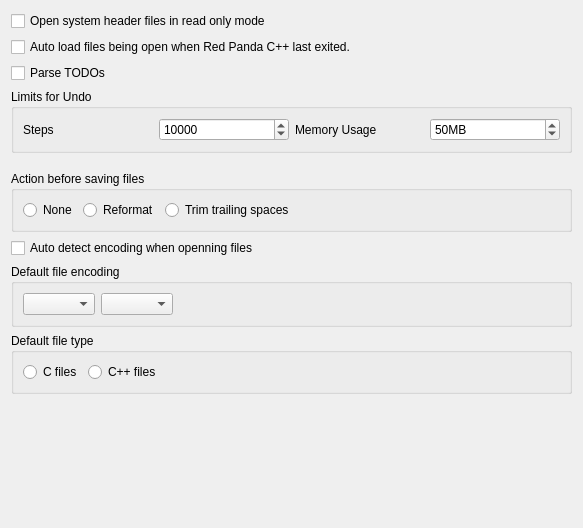
Above: RedPandaIDE/settingsdialog/editormiscwidget.ui from royqh1979/RedPanda-CPP before the change. Below: the same form after it.
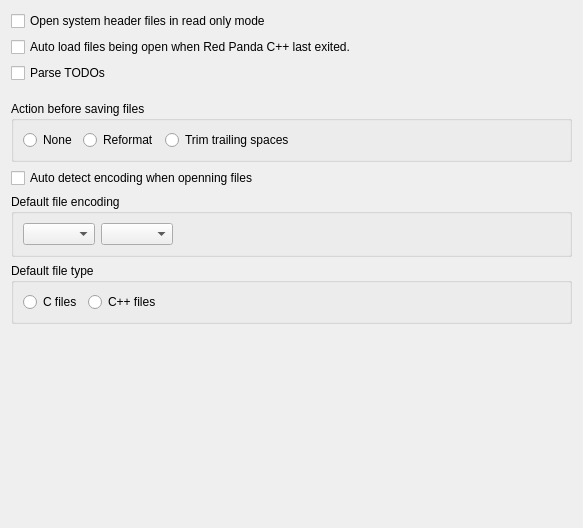
That is the form after the change.

Commit message: - change: Remove "limit for copy" and "limit for undo" options.

What changed in the file:
```diff
--- a/RedPandaIDE/settingsdialog/editormiscwidget.ui
+++ b/RedPandaIDE/settingsdialog/editormiscwidget.ui
@@ -35,58 +35,6 @@
      </property>
     </widget>
    </item>
-   <item>
-    <widget class="QGroupBox" name="groupBox_4">
-     <property name="title">
-      <string>Limits for Undo</string>
-     </property>
-     <layout class="QGridLayout" name="gridLayout">
-      <item row="0" column="2">
-       <widget class="QLabel" name="label_2">
-        <property name="text">
-         <string>Memory Usage</string>
-        </property>
-       </widget>
-      </item>
-      <item row="0" column="1">
-       <widget class="QSpinBox" name="spinMaxUndo">
-        <property name="minimum">
-         <number>0</number>
-        </property>
-        <property name="maximum">
-         <number>1000000000</number>
-        </property>
-        <property name="singleStep">
-         <number>50</number>
-        </property>
-        <property name="value">
-         <number>10000</number>
-        </property>
-       </widget>
-      </item>
-      <item row="0" column="0">
-       <widget class="QLabel" name="label">
-        <property name="text">
-         <string>Steps</string>
-        </property>
-       </widget>
-      </item>
-      <item row="0" column="3">
-       <widget class="QSpinBox" name="spinMaxUndoMemory">
-        <property name="suffix">
-         <string>MB</string>
-        </property>
-        <property name="maximum">
-         <number>100</number>
-        </property>
-        <property name="value">
-         <number>50</number>
-        </property>
-       </widget>
-      </item>
-     </layout>
-    </widget>
-   </item>
    <item>
     <widget class="QWidget" name="widget" native="true">
      <layout class="QHBoxLayout" name="horizontalLayout_2">
```
Left out of the diff: 2 changed lines with no effect on the pictures. The commit also changes 13 other files.
